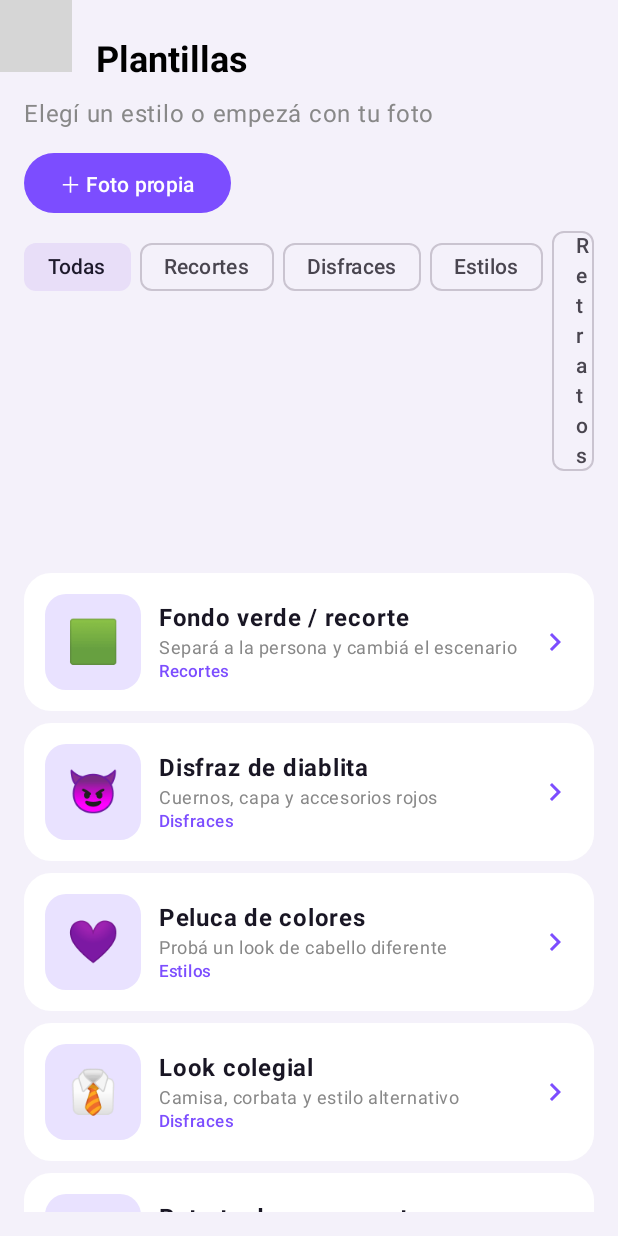
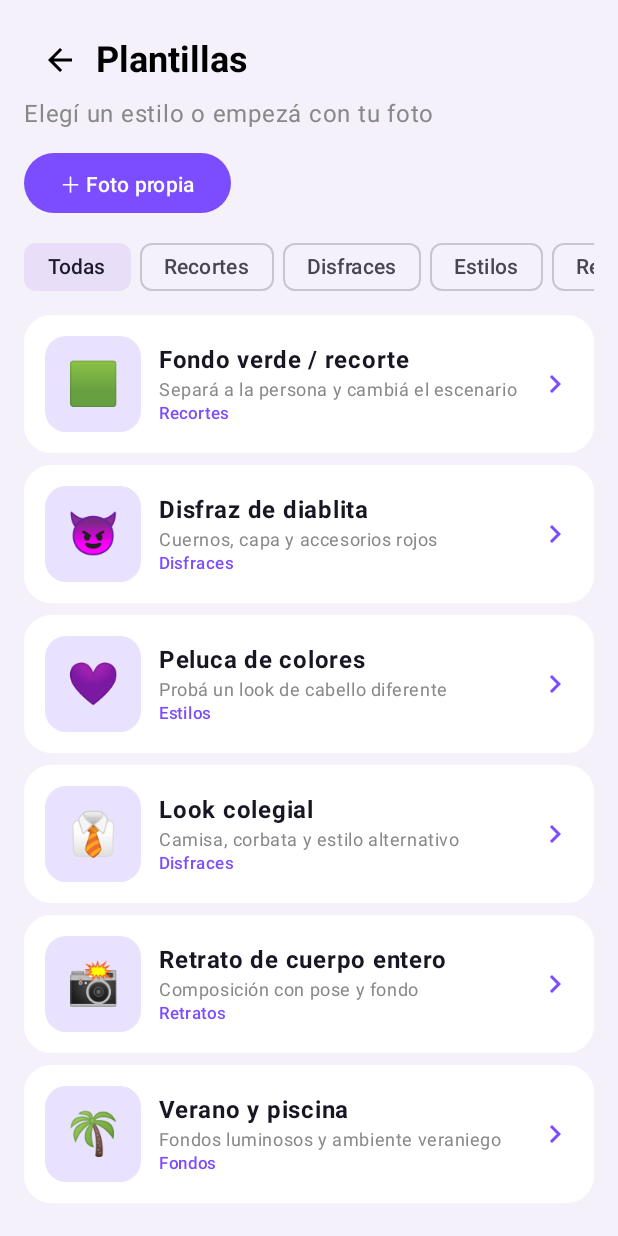
Before and after one commit to mimtrix2236-png/-lbum-Time, an Android app built with Jetpack Compose: the screen it shows after launch (MainActivity), after a tap on an icon or button, on a phone screen of 412 x 824 dp. Run offline under Robolectric (Android 15) with nearby library versions, the phone set to English and light mode, and no system bars; grey boxes are pictures that could not be loaded.

Commit message:
Fix Compose back handler import and template category scrolling

```diff
--- a/app/src/main/java/com/albumtime/app/MainActivity.kt
+++ b/app/src/main/java/com/albumtime/app/MainActivity.kt
@@ -5,10 +5,12 @@ import android.os.Bundle
 import androidx.activity.ComponentActivity
 import androidx.activity.compose.setContent
 import androidx.activity.compose.rememberLauncherForActivityResult
-import androidx.activity.BackHandler
+import androidx.activity.compose.BackHandler
 import androidx.activity.result.contract.ActivityResultContracts
 import androidx.compose.foundation.background
 import androidx.compose.foundation.clickable
+import androidx.compose.foundation.horizontalScroll
+import androidx.compose.foundation.rememberScrollState
 import androidx.compose.foundation.layout.*
 import androidx.compose.foundation.lazy.LazyColumn
 import androidx.compose.foundation.lazy.items
@@ -105,7 +107,7 @@ fun TemplatesScreen(category:String,onCategory:(String)->Unit,onBack:()->Unit,on
         Button(onClick=onPhoto){Text("＋ Foto propia")}
         Spacer(Modifier.height(8.dp))
         LazyColumn(verticalArrangement=Arrangement.spacedBy(8.dp)) {
-            item { Row(horizontalArrangement=Arrangement.spacedBy(6.dp)) { categories.forEach { c -> FilterChip(selected=category==c,onClick={onCategory(c)},label={Text(c)}) } } }
+            item { Row(Modifier.horizontalScroll(rememberScrollState()),horizontalArrangement=Arrangement.spacedBy(6.dp)) { categories.forEach { c -> FilterChip(selected=category==c,onClick={onCategory(c)},label={Text(c)}) } } }
             items(templates.filter{category=="Todas"||it.category==category}) { TemplateRow(it){onChoose(it)} }
         }
     }
```
